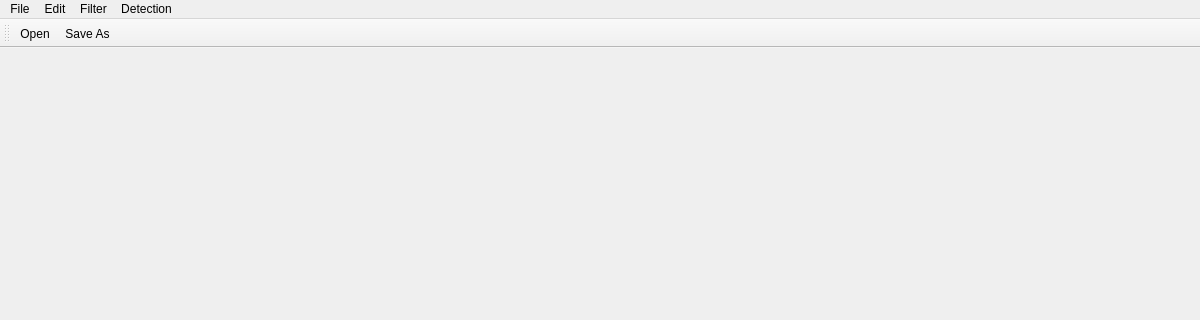
Qt form mainwindow.ui (HagaiRaja/Mini-Photoshop) before a commit; both pictures show x 0 to 1200 and y 0 to 320 of the 1200 by 800 pixel window.
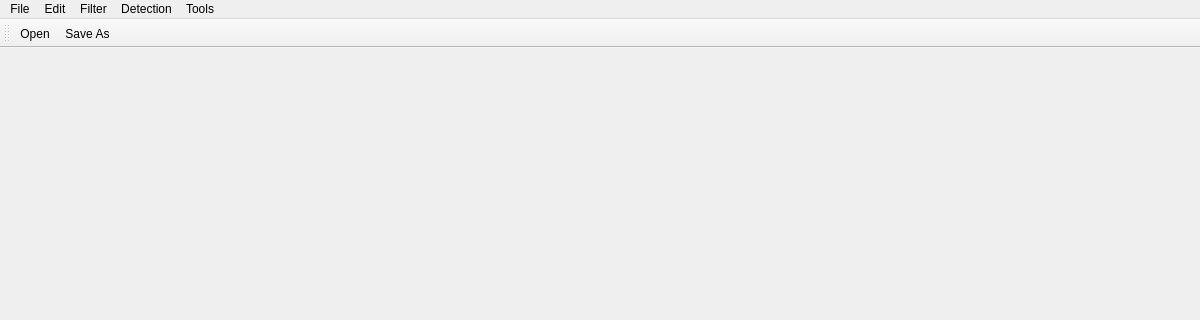
The same form after that commit. Icons and pictures are not drawn.

```diff
--- a/mainwindow.ui
+++ b/mainwindow.ui
@@ -32,7 +32,7 @@
      <x>0</x>
      <y>0</y>
      <width>1200</width>
-     <height>21</height>
+     <height>22</height>
     </rect>
    </property>
    <widget class="QMenu" name="menuFile">
@@ -141,10 +141,17 @@
     <addaction name="menuEdge"/>
     <addaction name="actionGaussian_2"/>
    </widget>
+   <widget class="QMenu" name="menuTools">
+    <property name="title">
+     <string>Tools</string>
+    </property>
+    <addaction name="actionHistogram"/>
+   </widget>
    <addaction name="menuFile"/>
    <addaction name="menuEdit"/>
    <addaction name="menuAction"/>
    <addaction name="menuDetection"/>
+   <addaction name="menuTools"/>
   </widget>
   <widget class="QToolBar" name="mainToolBar">
    <attribute name="toolBarArea">
```
Left out of the diff: 10 changed lines with no effect on the pictures.
